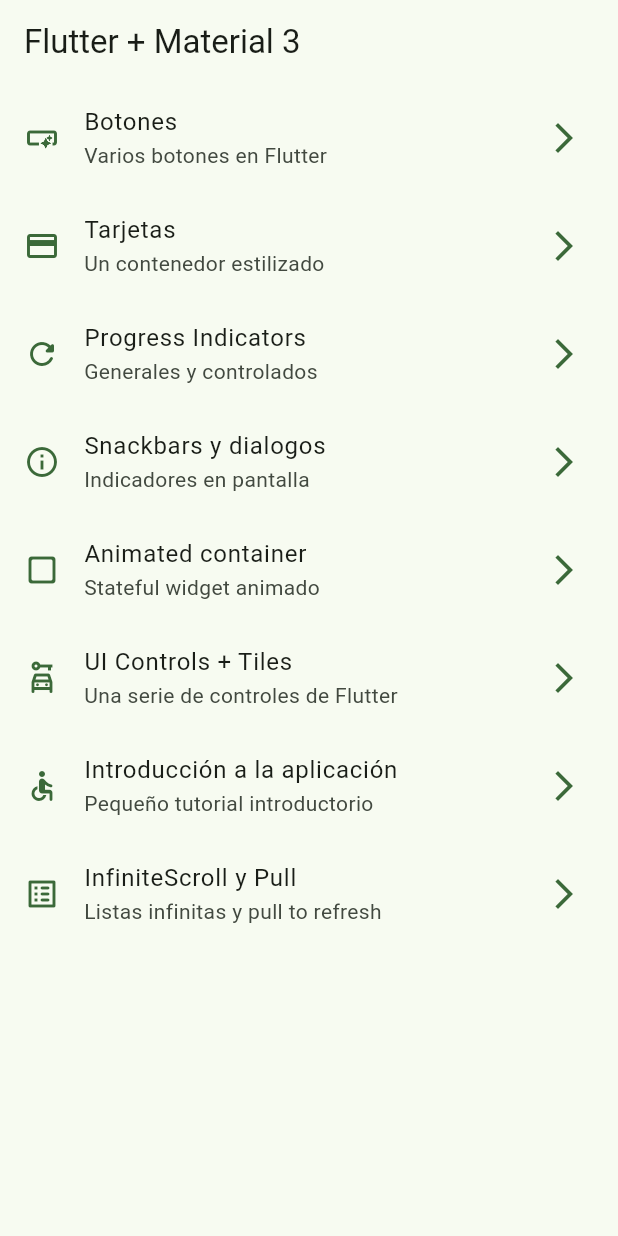
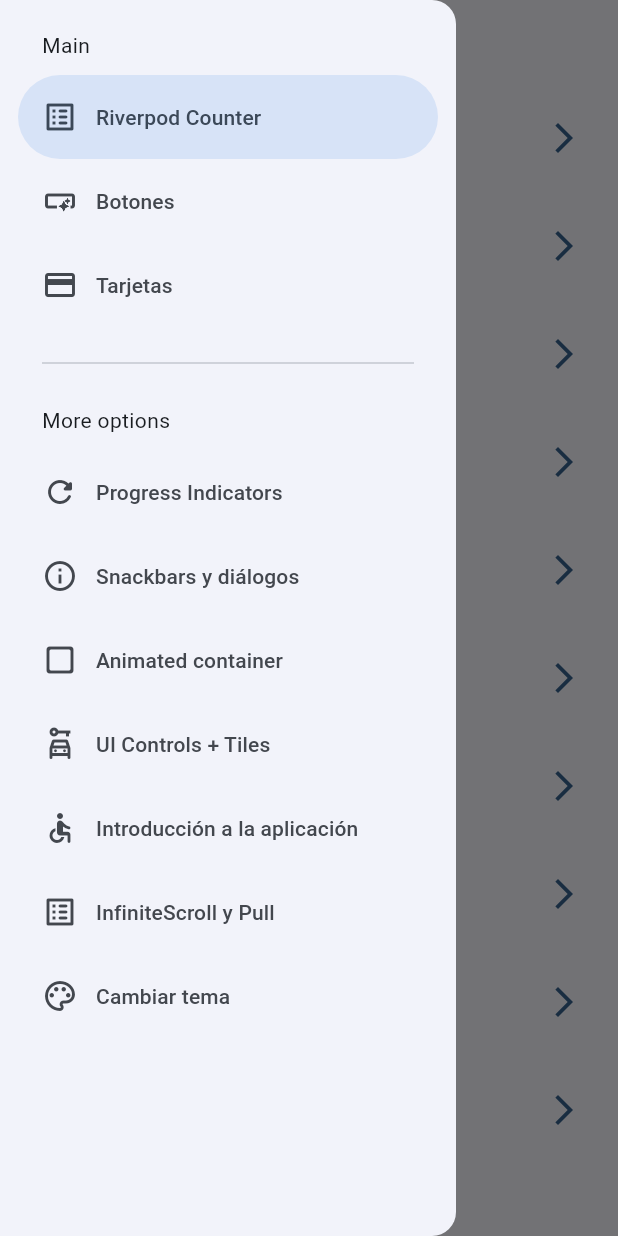
Before and after one commit to CristianCastellanos22/widgets_app, a Flutter app: the screen it shows after launch, with the side drawer open (before the commit the screen has no drawer), on a phone screen of 412 x 824 dp. Run offline on Flutter 3.47's test engine with Material 2 defaults, Android fonts, the phone set to English and light mode, and no system bars; our stand-ins replace animate_do, flutter_riverpod, go_router.

Commit message:
implementación de riverpod

```diff
--- a/lib/config/menu/menu_items.dart
+++ b/lib/config/menu/menu_items.dart
@@ -15,6 +15,11 @@ class MenuItem {
 
 const appMenuItems = <MenuItem>[
   MenuItem(
+      title: 'Riverpod Counter',
+      subTitle: 'Introducción a riverpod',
+      link: '/counter-river',
+      icon: Icons.list_alt_rounded),
+  MenuItem(
       title: 'Botones',
       subTitle: 'Varios botones en Flutter',
       link: '/buttons',
@@ -30,7 +35,7 @@ const appMenuItems = <MenuItem>[
       link: '/progress',
       icon: Icons.refresh_rounded),
   MenuItem(
-      title: 'Snackbars y dialogos',
+      title: 'Snackbars y diálogos',
       subTitle: 'Indicadores en pantalla',
       link: '/snackbars',
       icon: Icons.info_outline),
@@ -54,4 +59,9 @@ const appMenuItems = <MenuItem>[
       subTitle: 'Listas infinitas y pull to refresh',
       link: '/infinite',
       icon: Icons.list_alt_rounded),
+  MenuItem(
+      title: 'Cambiar tema',
+      subTitle: 'Cambiar tema de la aplicaciòn',
+      link: '/theme-changer',
+      icon: Icons.color_lens_outlined),
 ];
--- a/lib/config/router/app_router.dart
+++ b/lib/config/router/app_router.dart
@@ -1,4 +1,5 @@
 import 'package:go_router/go_router.dart';
+import 'package:widgets_app/presentation/screens/counter/counter_screen.dart';
 
 import '../../presentation/screens/screens.dart';
 
@@ -50,5 +51,15 @@ final GoRouter appRouter = GoRouter(
       name: InfiniteScrollScreen.name,
       builder: (context, state) => const InfiniteScrollScreen(),
     ),
+    GoRoute(
+      path: '/counter-river',
+      name: CounterScreen.name,
+      builder: (context, state) => const CounterScreen(),
+    ),
+    GoRoute(
+      path: '/theme-changer',
+      name: ThemeChangerScreen.name,
+      builder: (context, state) => const ThemeChangerScreen(),
+    ),
   ],
 );
--- a/lib/config/theme/app_theme.dart
+++ b/lib/config/theme/app_theme.dart
@@ -14,14 +14,16 @@ const colorList = <Color>[
 
 class AppTheme {
   final int selectedColor;
+  final bool isDarkMode;
 
-  AppTheme({this.selectedColor = 0})
+  AppTheme({this.isDarkMode = false, this.selectedColor = 0})
       : assert(selectedColor >= 0, 'Selected color must be greater then 0'),
         assert(selectedColor < colorList.length,
             'Selected color must be less or equal than ${colorList.length - 1}');
 
   ThemeData getTheme() => ThemeData(
       useMaterial3: true,
+      brightness: isDarkMode ? Brightness.dark : Brightness.light,
       colorSchemeSeed: colorList[selectedColor],
       appBarTheme: const AppBarTheme(
         centerTitle: false
--- a/lib/main.dart
+++ b/lib/main.dart
@@ -1,21 +1,27 @@
 import 'package:flutter/material.dart';
+import 'package:flutter_riverpod/flutter_riverpod.dart';
 import 'package:widgets_app/config/router/app_router.dart';
 import 'package:widgets_app/config/theme/app_theme.dart';
+import 'package:widgets_app/presentation/providers/theme_provider.dart';
 
 void main() {
-  runApp(const MyApp());
+  runApp(
+    const ProviderScope(child: MyApp())
+  );
 }
 
-class MyApp extends StatelessWidget {
+class MyApp extends ConsumerWidget {
   const MyApp({super.key});
 
   @override
-  Widget build(BuildContext context) {
+  Widget build(BuildContext context, ref) {
+    final isDarkMode = ref.watch(isDarkModeProvider);
+    final selectedColor = ref.watch(selectedColorProvider);
     return MaterialApp.router(
       title: 'Flutter Widgets',
       routerConfig: appRouter,
       debugShowCheckedModeBanner: false,
-      theme: AppTheme(selectedColor: 2).getTheme(),
+      theme: AppTheme(selectedColor: selectedColor, isDarkMode: isDarkMode).getTheme(),
     );
   }
 }
--- /dev/null
+++ b/lib/presentation/providers/counter_provider.dart
@@ -0,0 +1,3 @@
+import 'package:flutter_riverpod/flutter_riverpod.dart';
+
+final counterProvider = StateProvider((ref) => 5);
--- /dev/null
+++ b/lib/presentation/providers/theme_provider.dart
@@ -0,0 +1,9 @@
+import 'package:flutter_riverpod/flutter_riverpod.dart';
+import 'package:widgets_app/config/theme/app_theme.dart';
+
+final isDarkModeProvider = StateProvider((ref) => false);
+
+// Listado de colores inmutable
+final colorListProvider = Provider((ref) => colorList);
+
+final selectedColorProvider = StateProvider((ref) => 0);
--- a/lib/presentation/screens/home/home_screen.dart
+++ b/lib/presentation/screens/home/home_screen.dart
@@ -2,6 +2,7 @@ import 'package:flutter/material.dart';
 import 'package:go_router/go_router.dart';
 import 'package:widgets_app/config/menu/menu_items.dart';
 import 'package:widgets_app/presentation/screens/screens.dart';
+import 'package:widgets_app/presentation/widgets/side_menu.dart';
 
 class HomeScreen extends StatelessWidget {
   static const String name = 'home_screen';
@@ -10,11 +11,14 @@ class HomeScreen extends StatelessWidget {
 
   @override
   Widget build(BuildContext context) {
+    final scaffoldKey = GlobalKey<ScaffoldState>();
     return Scaffold(
+      key: scaffoldKey,
       appBar: AppBar(
         title: const Text('Flutter + Material 3'),
       ),
       body: const _HomeView(),
+      drawer: SideMenu(scaffoldKey: scaffoldKey),
     );
   }
 }
--- a/lib/presentation/screens/screens.dart
+++ b/lib/presentation/screens/screens.dart
@@ -2,8 +2,10 @@ export 'package:widgets_app/presentation/screens/animated/animated_screen.dart';
 export 'package:widgets_app/presentation/screens/app_tutorial/app_tutorial_screen.dart';
 export 'package:widgets_app/presentation/screens/buttons/buttons_screen.dart';
 export 'package:widgets_app/presentation/screens/cards/cards_screen.dart';
+export 'package:widgets_app/presentation/screens/counter/counter_screen.dart';
 export 'package:widgets_app/presentation/screens/home/home_screen.dart';
 export 'package:widgets_app/presentation/screens/infinite_scroll/infinite_scroll_screen.dart';
 export 'package:widgets_app/presentation/screens/progress/progress_screen.dart';
 export 'package:widgets_app/presentation/screens/snackbar/snackbar_screen.dart';
+export 'package:widgets_app/presentation/screens/theme_changer/theme_changer_screen.dart';
 export 'package:widgets_app/presentation/screens/ui_controls/ui_controls_screen.dart';
--- /dev/null
+++ b/lib/presentation/widgets/side_menu.dart
@@ -0,0 +1,65 @@
+import 'dart:io';
+
+import 'package:flutter/material.dart';
+import 'package:go_router/go_router.dart';
+import 'package:widgets_app/config/menu/menu_items.dart';
+
+class SideMenu extends StatefulWidget {
+  final GlobalKey<ScaffoldState> scaffoldKey;
+  const SideMenu({Key? key, required this.scaffoldKey}) : super(key: key);
+
+  @override
+  State<SideMenu> createState() => _SideMenuState();
+}
+
+class _SideMenuState extends State<SideMenu> {
+  int navDrawerIndex = 0;
+
+  @override
+  Widget build(BuildContext context) {
+    final hasNotch = MediaQuery.of(context).viewPadding.top > 35;
+    if (Platform.isAndroid) {
+      print('Android $hasNotch');
+    } else {
+      print('IOS $hasNotch');
+    }
+    return NavigationDrawer(
+      selectedIndex: navDrawerIndex,
+      onDestinationSelected: (value) {
+        setState(() {
+          navDrawerIndex = value;
+        });
+
+        final menuItem = appMenuItems[value];
+        context.push(menuItem.link);
+        widget.scaffoldKey.currentState?.closeDrawer();
+      },
+      children: [
+        Padding(
+          padding: EdgeInsets.fromLTRB(28, hasNotch ? 0 : 20, 16, 10),
+          child: const Text('Main'),
+        ),
+        ...appMenuItems.sublist(0,3)
+            .map((item) => NavigationDrawerDestination(
+              icon: Icon(item.icon),
+              label: Text(item.title)
+          ),
+        ),
+        const Padding(
+          padding: EdgeInsets.fromLTRB(28, 16, 28, 10),
+          child: Divider(),
+        ),
+        const Padding(
+          padding: EdgeInsets.fromLTRB(28, 10, 16, 10),
+          child: Text('More options'),
+        ),
+        ...appMenuItems.sublist(3)
+            .map((item) => NavigationDrawerDestination(
+            icon: Icon(item.icon),
+            label: Text(item.title)
+        ),
+        ),
+      ],
+    );
+  }
+}
--- a/pubspec.yaml
+++ b/pubspec.yaml
@@ -32,6 +32,7 @@ dependencies:
     sdk: flutter
   go_router: ^7.0.1
   animate_do: ^3.0.2
+  flutter_riverpod: ^2.3.6
 
 
   # The following adds the Cupertino Icons font to your application.
```
Also changed, not shown: lib/presentation/screens/counter/counter_screen.dart (added, +46 -0 lines), lib/presentation/screens/theme_changer/theme_changer_screen.dart (added, +60 -0 lines), pubspec.lock.
